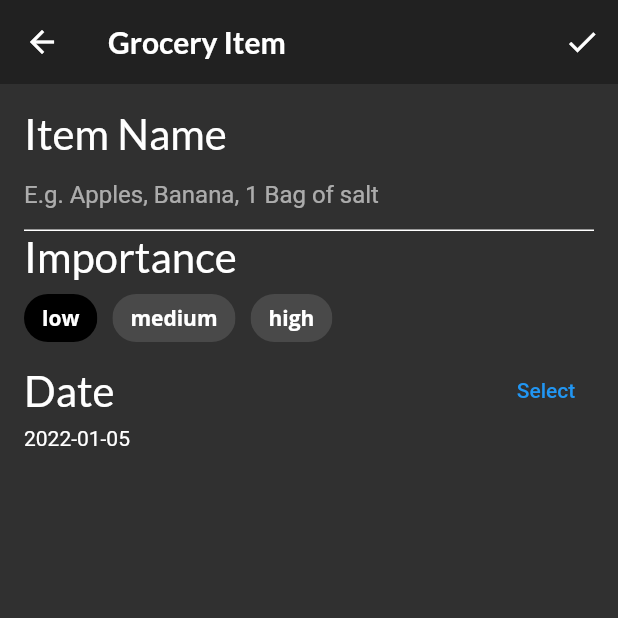
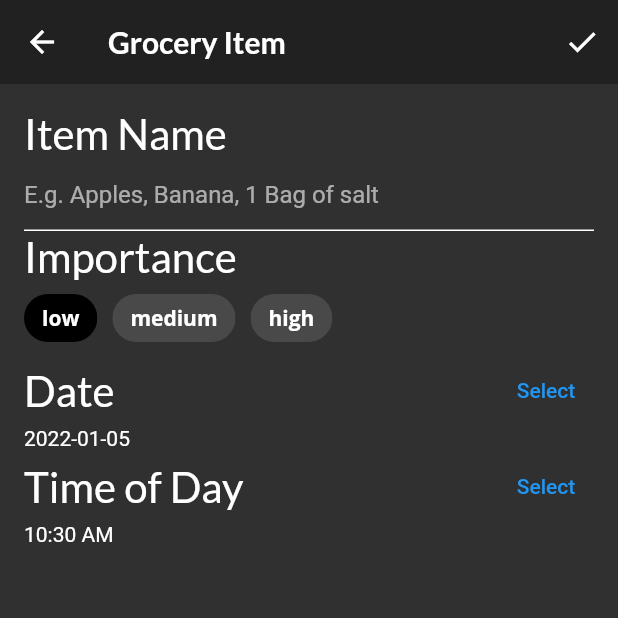
Before and after one commit to omelchenkoaleks/scrollable_widgets, a Flutter app: the screen it shows after launch, item 3 of the bottom bar chosen, after a tap on the "add" icon, on a phone screen of 412 x 824 dp, the top half of it. Run offline on Flutter 3.47's test engine with Material 2 defaults, Android fonts, the phone set to English and light mode, and no system bars; our stand-ins replace flutter_colorpicker, google_fonts.

Commit message:
time picker

```diff
--- a/lib/screens/grocery_item_screen.dart
+++ b/lib/screens/grocery_item_screen.dart
@@ -89,7 +89,7 @@ class _GroceryItemScreenState extends State<GroceryItemScreen> {
             buildNameField(),
             buildImportanceField(),
             buildDateField(context),
-            // TODO 16: Add time picker
+            buildTimeField(context),
             // TODO 17: Add color picker
             // TODO 18: Add slider
             // TODO: 19: Add Grocery Tile
@@ -208,13 +208,42 @@ class _GroceryItemScreenState extends State<GroceryItemScreen> {
             ),
           ],
         ),
-        // 9
         Text('${DateFormat('yyyy-MM-dd').format(_dueDate)}'),
       ],
     );
   }
 
-  // TODO: Add buildTimeField()
+  Widget buildTimeField(BuildContext context) {
+    return Column(
+      crossAxisAlignment: CrossAxisAlignment.start,
+      children: [
+        Row(
+          mainAxisAlignment: MainAxisAlignment.spaceBetween,
+          children: [
+            Text(
+              'Time of Day',
+              style: GoogleFonts.lato(fontSize: 28.0),
+            ),
+            TextButton(
+              child: const Text('Select'),
+              onPressed: () async {
+                final timeOfDay = await showTimePicker(
+                  initialTime: TimeOfDay.now(),
+                  context: context,
+                );
+                setState(() {
+                  if (timeOfDay != null) {
+                    _timeOfDay = timeOfDay;
+                  }
+                });
+              },
+            ),
+          ],
+        ),
+        Text('${_timeOfDay.format(context)}'),
+      ],
+    );
+  }
 
   // TODO: Add buildColorPicker()
 
```
